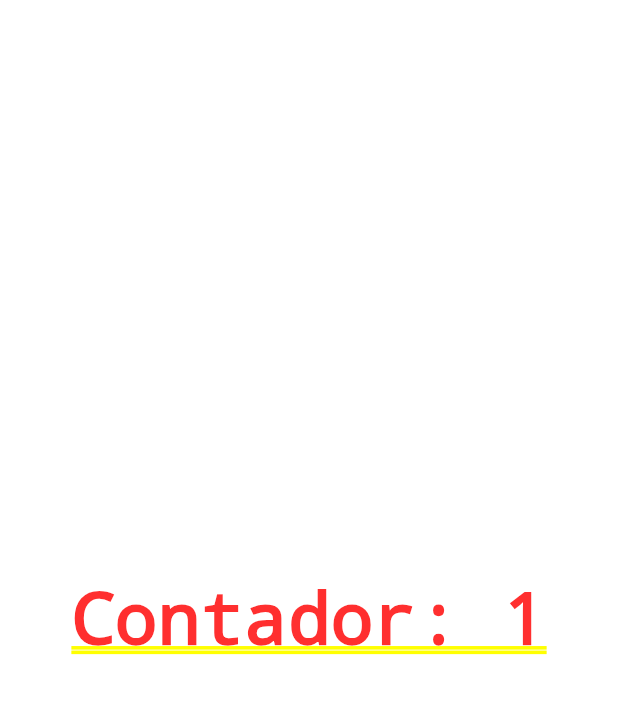
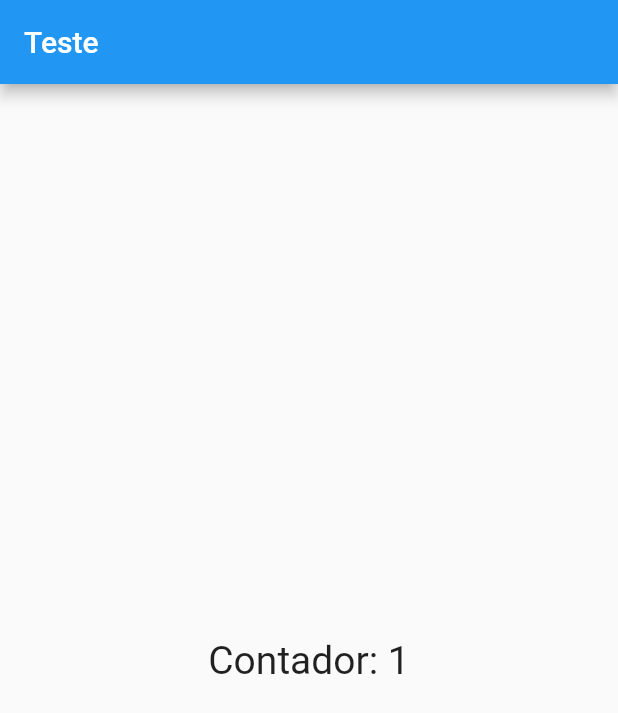
Before and after one commit to leogpinheiro/treinamento_chat_flutter, a Flutter app: the screen it shows after launch, after a tap on an icon or button, on a phone screen of 412 x 824 dp. Shown: the top 713 px of the screen. Run offline on Flutter 3.47's test engine with Material 2 defaults, Android fonts, the phone set to English and light mode, and no system bars.

Commit message:
Primeiros passos

```diff
--- /dev/null
+++ b/lib/app_widget.dart
@@ -0,0 +1,13 @@
+import 'package:flutter/material.dart';
+import 'home_page.dart';
+
+class AppWidget extends StatelessWidget {
+  @override
+  Widget build(BuildContext context) {
+    return MaterialApp(
+        theme: ThemeData(
+          primarySwatch: Colors.blue,
+        ),
+        home: HomePage());
+  }
+}
--- /dev/null
+++ b/lib/home_page.dart
@@ -0,0 +1,30 @@
+import 'package:flutter/material.dart';
+
+class HomePage extends StatefulWidget {
+  @override
+  State<HomePage> createState() {
+    return HomePageState();
+  }
+}
+
+class HomePageState extends State<HomePage> {
+  int count = 0;
+
+  @override
+  Widget build(BuildContext context) {
+    return Scaffold(
+      appBar: AppBar(
+        title: Text('Teste'),
+      ),
+      body: Center(
+          child: GestureDetector(
+        child: Text('Contador: $count', style: TextStyle(fontSize: 26)),
+        onTap: () {
+          setState(() {
+            count++;
+          });
+        },
+      )),
+    );
+  }
+}
--- a/lib/main.dart
+++ b/lib/main.dart
@@ -1,42 +1,6 @@
 import 'package:flutter/material.dart';
+import 'app_widget.dart';
 
 void main() {
   runApp(AppWidget());
 }
-
-class AppWidget extends StatelessWidget {
-  @override
-  Widget build(BuildContext context) {
-    return MaterialApp(
-        theme: ThemeData(
-          primarySwatch: Colors.blue,
-        ),
-        home: HomePage());
-  }
-}
-
-class HomePage extends StatefulWidget {
-  @override
-  State<HomePage> createState() {
-    return HomePageState();
-  }
-}
-
-class HomePageState extends State<HomePage> {
-  int count = 0;
-
-  @override
-  Widget build(BuildContext context) {
-    return Container(
-      child: Center(
-          child: GestureDetector(
-        child: Text('Contador: $count'),
-        onTap: () {
-          setState(() {
-            count++;
-          });
-        },
-      )),
-    );
-  }
-}
```
Also changed, not shown: 1 other file.
